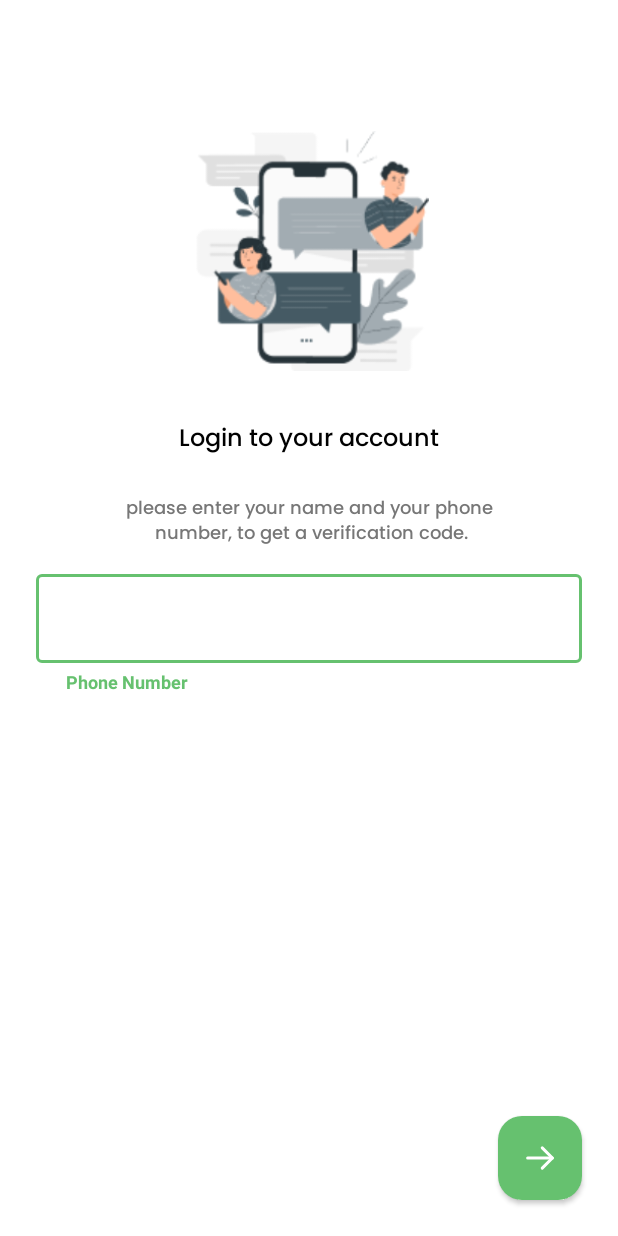
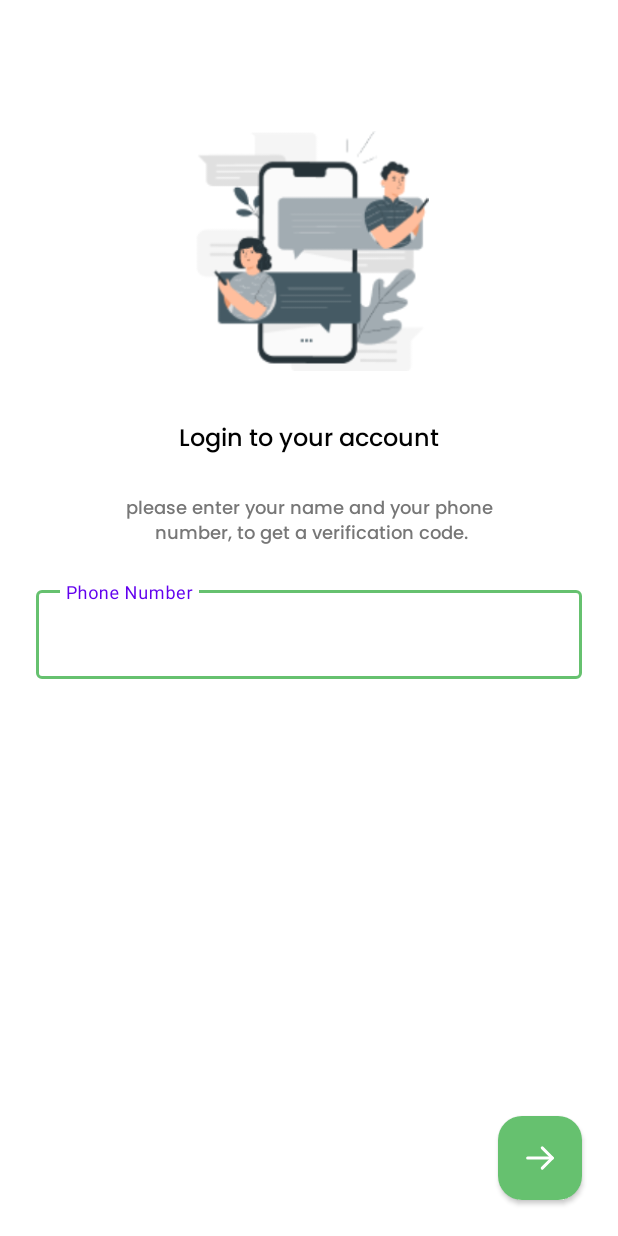
Before and after one commit to Salmon-family/Whats_Chance, an Android app: the layout fragment_login.xml on its own in the app's theme, with its tools: preview values and no code run, on a phone screen of 412 x 824 dp. Run offline under Robolectric (Android 15) with nearby library versions, the phone set to English and light mode, and no system bars.

Commit message:
fix hint text

```diff
--- a/app/src/main/res/layout/fragment_login.xml
+++ b/app/src/main/res/layout/fragment_login.xml
@@ -30,7 +30,7 @@
             app:hintAnimationEnabled="true"
             app:helperTextTextAppearance="@style/HelperTextAppearance"
             app:boxStrokeColor="@color/brand_color"
-            app:helperText="@string/phone_number"
+            android:hint="@string/phone_number"
             app:helperTextTextColor="@color/brand_color"
             android:layout_marginHorizontal="@dimen/spacing_large"
             android:layout_marginTop="@dimen/spacing_medium"
```
